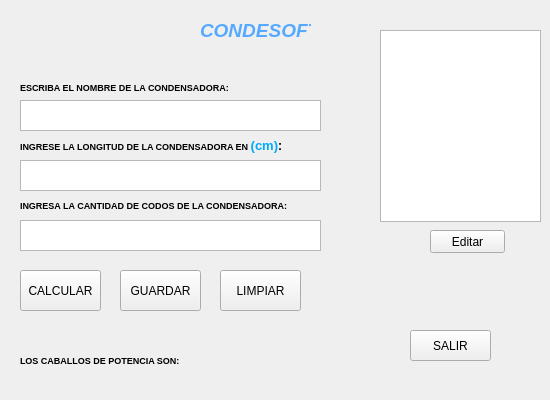
Old version of the form GuyCondesadora.ui in the repository juan-programer/GUY_PYTHON3_QTDESIGNER.
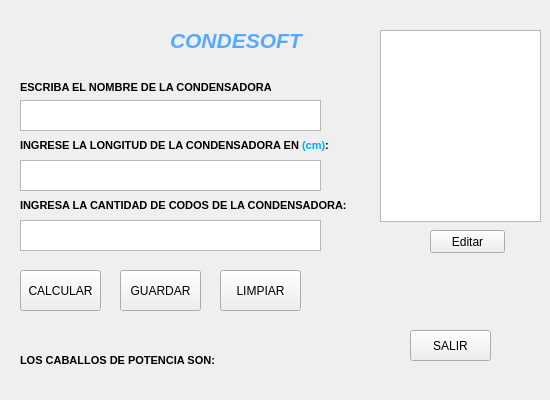
New version of the form.

```diff
--- a/GuyCondesadora.ui
+++ b/GuyCondesadora.ui
@@ -41,7 +41,7 @@
     <string notr="true">rgba:(255, 255, 127)</string>
    </property>
    <property name="text">
-    <string>&lt;html&gt;&lt;head/&gt;&lt;body&gt;&lt;p&gt;&lt;span style=&quot; font-size:7pt; font-weight:600;&quot;&gt;INGRESE LA LONGITUD DE LA CONDENSADORA EN &lt;/span&gt;&lt;span style=&quot; font-size:10pt; font-weight:600; color:#00aaff;&quot;&gt;(cm)&lt;/span&gt;&lt;span style=&quot; font-weight:600;&quot;&gt;:&lt;/span&gt;&lt;/p&gt;&lt;/body&gt;&lt;/html&gt;</string>
+    <string>&lt;html&gt;&lt;head/&gt;&lt;body&gt;&lt;p&gt;&lt;span style=&quot; font-size:8pt; font-weight:600;&quot;&gt;INGRESE LA LONGITUD DE LA CONDENSADORA EN &lt;/span&gt;&lt;span style=&quot; font-size:8pt; font-weight:600; color:#00aaff;&quot;&gt;(cm)&lt;/span&gt;&lt;span style=&quot; font-size:8pt; font-weight:600;&quot;&gt;:&lt;/span&gt;&lt;/p&gt;&lt;/body&gt;&lt;/html&gt;</string>
    </property>
   </widget>
   <widget class="QLabel" name="label_numero2">
@@ -54,7 +54,7 @@
     </rect>
    </property>
    <property name="text">
-    <string>&lt;html&gt;&lt;head/&gt;&lt;body&gt;&lt;p&gt;&lt;span style=&quot; font-size:7pt; font-weight:600;&quot;&gt;INGRESA LA CANTIDAD DE CODOS DE LA CONDENSADORA:&lt;/span&gt;&lt;/p&gt;&lt;/body&gt;&lt;/html&gt;</string>
+    <string>&lt;html&gt;&lt;head/&gt;&lt;body&gt;&lt;p&gt;&lt;span style=&quot; font-size:8pt; font-weight:600;&quot;&gt;INGRESA LA CANTIDAD DE CODOS DE LA CONDENSADORA:&lt;/span&gt;&lt;/p&gt;&lt;/body&gt;&lt;/html&gt;</string>
    </property>
   </widget>
   <widget class="QLabel" name="label_salida">
@@ -62,7 +62,7 @@
     <rect>
      <x>20</x>
      <y>350</y>
-     <width>311</width>
+     <width>371</width>
      <height>21</height>
     </rect>
    </property>
@@ -70,7 +70,7 @@
     <string notr="true">rgba:(0, 170, 255)</string>
    </property>
    <property name="text">
-    <string>&lt;html&gt;&lt;head/&gt;&lt;body&gt;&lt;p align=&quot;justify&quot;&gt;&lt;span style=&quot; font-size:7pt; font-weight:600; color:#000000;&quot;&gt;LOS CABALLOS DE POTENCIA SON:&lt;/span&gt;&lt;/p&gt;&lt;/body&gt;&lt;/html&gt;</string>
+    <string>&lt;html&gt;&lt;head/&gt;&lt;body&gt;&lt;p align=&quot;justify&quot;&gt;&lt;span style=&quot; font-size:8pt; font-weight:600; color:#000000;&quot;&gt;LOS CABALLOS DE POTENCIA SON:&lt;/span&gt;&lt;/p&gt;&lt;/body&gt;&lt;/html&gt;</string>
    </property>
   </widget>
   <widget class="QTextEdit" name="text_numerocodos">
@@ -167,14 +167,14 @@
   <widget class="QLabel" name="label">
    <property name="geometry">
     <rect>
-     <x>200</x>
-     <y>10</y>
-     <width>111</width>
+     <x>170</x>
+     <y>20</y>
+     <width>141</width>
      <height>41</height>
     </rect>
    </property>
    <property name="text">
-    <string>&lt;html&gt;&lt;head/&gt;&lt;body&gt;&lt;p align=&quot;justify&quot;&gt;&lt;span style=&quot; font-size:14pt; font-weight:600; font-style:italic; color:#55aaff;&quot;&gt;CONDESOFT&lt;/span&gt;&lt;/p&gt;&lt;/body&gt;&lt;/html&gt;</string>
+    <string>&lt;html&gt;&lt;head/&gt;&lt;body&gt;&lt;p align=&quot;justify&quot;&gt;&lt;span style=&quot; font-size:16pt; font-weight:600; font-style:italic; color:#55aaff;&quot;&gt;CONDESOFT&lt;/span&gt;&lt;/p&gt;&lt;/body&gt;&lt;/html&gt;</string>
    </property>
   </widget>
   <widget class="QPushButton" name="btn_editar">
@@ -210,7 +210,7 @@
     </rect>
    </property>
    <property name="text">
-    <string>&lt;html&gt;&lt;head/&gt;&lt;body&gt;&lt;p&gt;&lt;span style=&quot; font-size:7pt; font-weight:600;&quot;&gt;ESCRIBA EL NOMBRE DE LA CONDENSADORA:&lt;/span&gt;&lt;/p&gt;&lt;/body&gt;&lt;/html&gt;</string>
+    <string>&lt;html&gt;&lt;head/&gt;&lt;body&gt;&lt;p&gt;&lt;span style=&quot; font-size:8pt; font-weight:600;&quot;&gt;ESCRIBA EL NOMBRE DE LA CONDENSADORA:&lt;/span&gt;&lt;/p&gt;&lt;/body&gt;&lt;/html&gt;</string>
    </property>
   </widget>
   <widget class="QTextEdit" name="text_nombre">
```
Left out of the diff: 4 changed lines with no effect on the pictures.
